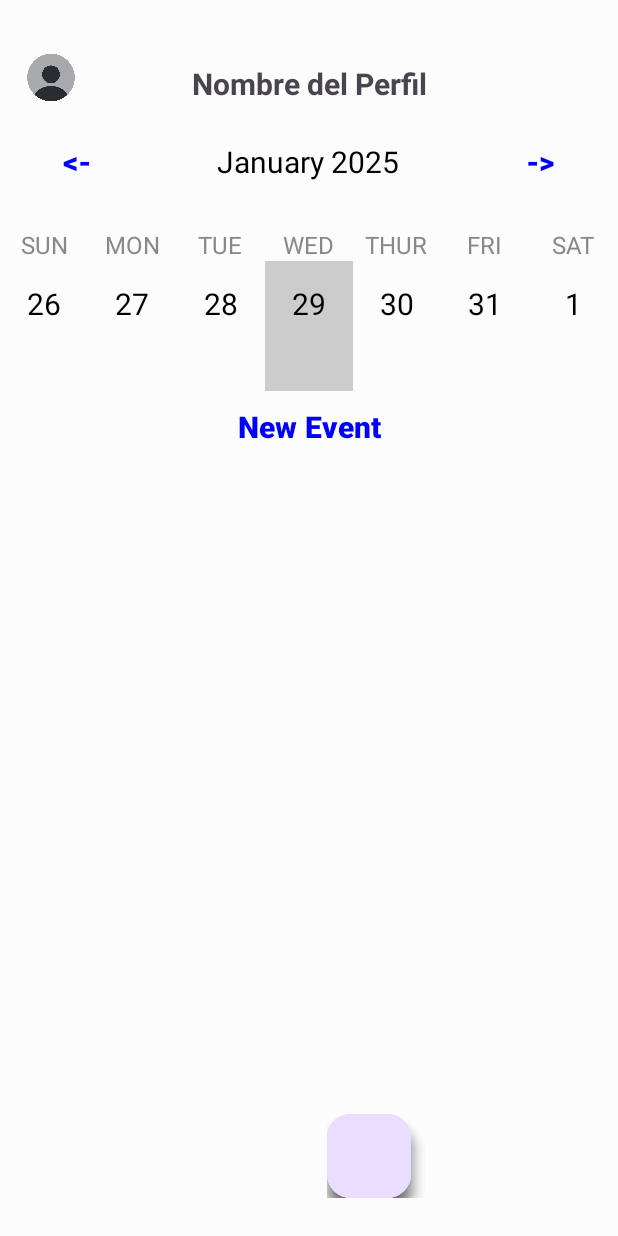
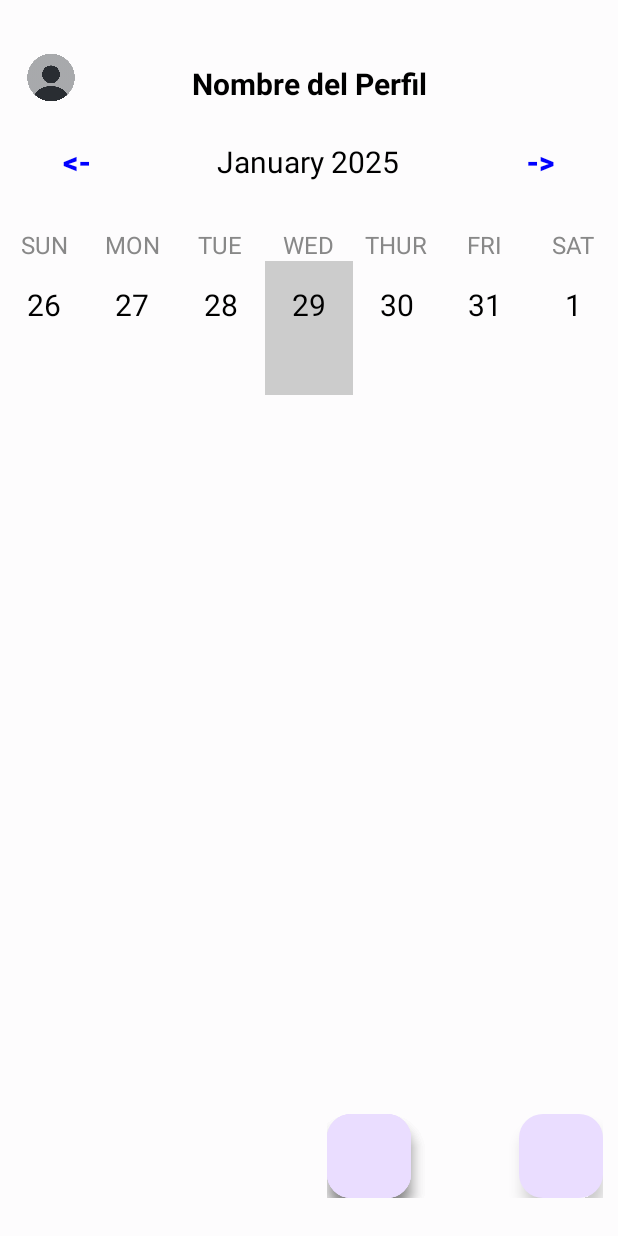
Before and after one commit to Camilo1138/AndroidProyect, an Android app: the InicioActivity screen opened directly, with no data from a screen before it, on a phone screen of 412 x 824 dp. Run offline under Robolectric (Android 15) with nearby library versions, the phone set to English and light mode, and no system bars; libraries missing offline, so code that uses them is left out: com.getbase.floatingactionbutton; plain views replace FloatingActionButton, FloatingActionsMenu; 10 statements that could not run were skipped.

Commit message:
cambios2

```diff
--- a/app/src/main/java/com/example/myapplication/InicioActivity.java
+++ b/app/src/main/java/com/example/myapplication/InicioActivity.java
@@ -17,6 +17,7 @@ import androidx.recyclerview.widget.RecyclerView;
 
 
 import com.getbase.floatingactionbutton.FloatingActionButton;
+import com.getbase.floatingactionbutton.FloatingActionsMenu;
 
 import java.io.BufferedReader;
 import java.io.FileInputStream;
@@ -44,12 +45,14 @@ public class InicioActivity extends AppCompatActivity implements CalendarAdapter
         super.onCreate(savedInstanceState);
         EdgeToEdge.enable(this);
         setContentView(R.layout.activity_inicio);
+        FloatingActionsMenu floatingActionsMenu = findViewById(R.id.grupoFab);
 
         FloatingActionButton fabCitas = findViewById(R.id.idFabConfirmar);
         FloatingActionButton fabMedicina = findViewById(R.id.idFabActualizar);
         FloatingActionButton fabActividad = findViewById(R.id.Actividad);
         FloatingActionButton fabMedico = findViewById(R.id.medico);
 
+        fabMedico.setTitle("Medicos");
 
         // Configura listeners para los botones
         fabCitas.setOnClickListener(new View.OnClickListener() {
@@ -154,7 +157,8 @@ public class InicioActivity extends AppCompatActivity implements CalendarAdapter
     private void setEventAdapter() {
         ArrayList<Event> dailyEvents = Event.eventsForDate(CalendarUtils.selectedDate);
         ArrayList<ActividadFisica> dailyActivities = getActivitiesForDate(CalendarUtils.selectedDate);
-        ArrayList<String> dailyMedicines = getMedicinesForToday();
+        ArrayList<String> dailyMedicines = getMedicinesForDate(CalendarUtils.selectedDate);
+
         ArrayList<String> dailyCitas = getCitasForDate(CalendarUtils.selectedDate); // Citas del día
 
         ArrayList<String> combinedList = new ArrayList<>();
@@ -242,19 +246,19 @@ public class InicioActivity extends AppCompatActivity implements CalendarAdapter
             e.printStackTrace();
         }
     }
-    private ArrayList<String> getMedicinesForToday() {
-        ArrayList<String> medicinesForToday = new ArrayList<>();
-        String currentDate = new SimpleDateFormat("dd/MM/yyyy").format(new java.util.Date());
+    private ArrayList<String> getMedicinesForDate(LocalDate date) {
+        ArrayList<String> medicinesForDate = new ArrayList<>();
+        String selectedDate = new SimpleDateFormat("dd/MM/yyyy").format(Date.from(date.atStartOfDay(ZoneId.systemDefault()).toInstant()));
 
-        // Filtrar solo medicinas de la fecha actual
         for (String medicine : AgregarMedicinaActivity.medicines) {
-            if (medicine.startsWith(currentDate)) { // Verifica si la medicina empieza con la fecha actual
-                medicinesForToday.add(medicine);
+            if (medicine.startsWith(selectedDate)) {
+                medicinesForDate.add(medicine);
             }
         }
 
-        return medicinesForToday;
+        return medicinesForDate;
     }
+
     private ArrayList<String> getCitasForDate(LocalDate date) {
         ArrayList<String> citasForDate = new ArrayList<>();
         SimpleDateFormat sdf = new SimpleDateFormat("dd/MM/yyyy");
--- a/app/src/main/res/layout/activity_inicio.xml
+++ b/app/src/main/res/layout/activity_inicio.xml
@@ -32,6 +32,7 @@
             android:layout_width="wrap_content"
             android:layout_height="wrap_content"
             android:gravity="center"
+            android:textColor="@color/black"
             android:layout_marginBottom="1dp"
             android:layout_marginLeft="30dp"
             android:text="Nombre del Perfil"
@@ -158,19 +159,11 @@
         android:layout_height="0dp"
         android:layout_weight="1"/>
 
-    <Button
-        android:layout_width="wrap_content"
-        android:layout_height="wrap_content"
-        android:text="New Event"
-        android:textColor="@color/blue"
-        android:background="@android:color/transparent"
-        android:textStyle="bold"
-        android:onClick="newEventAction"
-        android:layout_gravity="center"
-        android:textSize="20sp"/>
+
 
     <ListView
         android:id="@+id/eventListView"
+        android:layout_marginTop="30dp"
         android:layout_width="match_parent"
         android:layout_height="0dp"
         android:layout_weight="5"/>
@@ -207,7 +200,8 @@
             android:id="@+id/medico"
             android:layout_width="wrap_content"
             android:layout_height="wrap_content"
-            app:fab_icon="@drawable/fisica2"
+            android:layout_gravity="bottom|end"
+            app:fab_icon="@drawable/me_dico"
             app:fab_size="mini"
             app:fab_title="Medico" />
 
```
Also changed, not shown: app/src/main/java/com/example/myapplication/AggCitaActivity.java (+21 -9 lines), app/src/main/res/drawable/me_dico.png (added).
